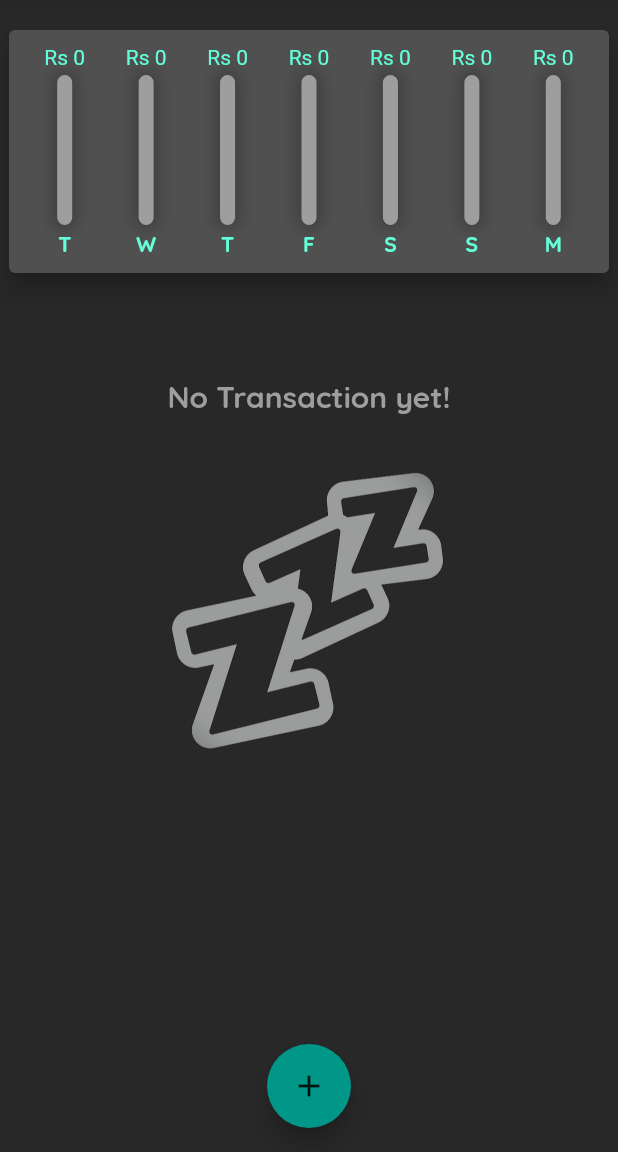
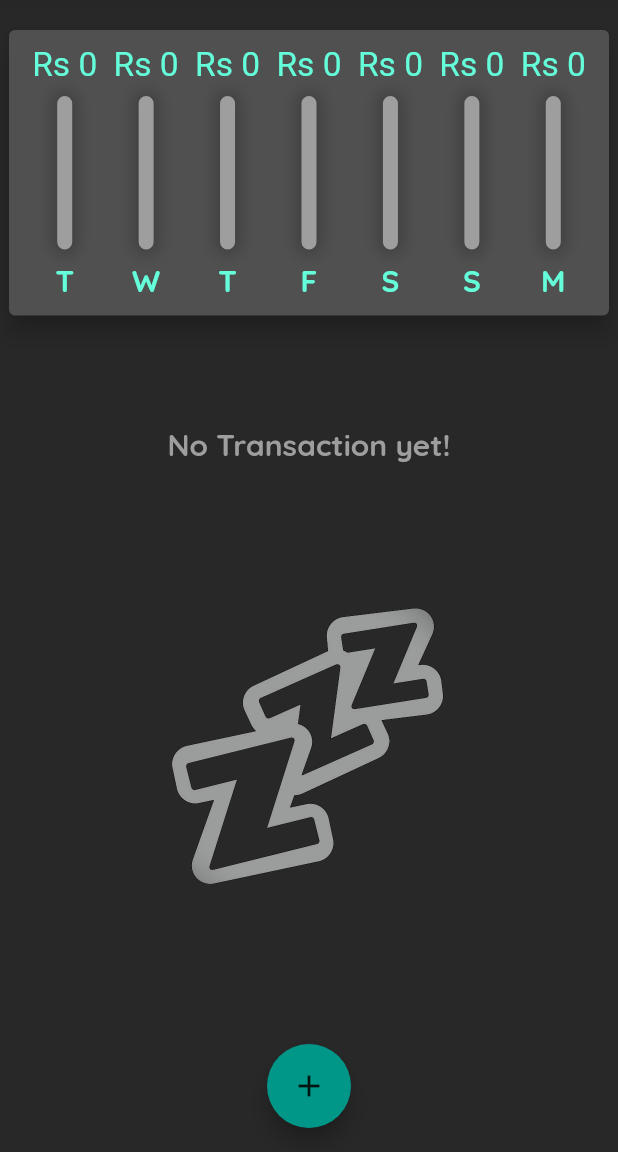
Before and after one commit to alwaysyash/Flutter-App-Budgety, a Flutter app: the screen it shows after launch, on a phone screen of 412 x 824 dp, the part 84-1236 px from its top. Run offline on Flutter 3.47's test engine with Material 2 defaults, Android fonts, the phone set to English and light mode, and no system bars; missing offline and left inert: dart:ffi.

Commit message:
Landscape optimisation, dynamic screen size calc

```diff
--- a/lib/main.dart
+++ b/lib/main.dart
@@ -1,7 +1,7 @@
-// ignore_for_file: prefer_const_constructors, unused_element, duplicate_ignore
+// ignore_for_file: prefer_const_constructors, unused_element, duplicate_ignore, sized_box_for_whitespace, prefer_const_literals_to_create_immutables
 
 // ignore: unused_import
-import 'package:intl/intl.dart';
+import 'package:flutter/services.dart';
 import './widgets/new_transaction.dart';
 import './widgets/transaction_list.dart';
 import 'package:flutter/material.dart';
@@ -10,6 +10,13 @@ import './models/transaction.dart';
 import './widgets/chart.dart';
 
 void main() {
+  //Lock Portrait
+
+  // WidgetsFlutterBinding.ensureInitialized();
+  // SystemChrome.setPreferredOrientations([
+  //   DeviceOrientation.portraitUp,
+  //   DeviceOrientation.portraitDown,
+  // ]);
   // ignore: prefer_const_constructors
   runApp(App());
 }
@@ -52,7 +59,8 @@ class _MyAppState extends State<MyApp> {
     //   date: DateTime.now(),
     // ),
   ];
-
+  // ignore: prefer_final_fields
+  bool _showChart = true;
   List<Transaction> get _recentTransactionsList {
 //where can be used in list to run a function on each element
     return _userTransaction.where((tx) {
@@ -104,9 +112,9 @@ class _MyAppState extends State<MyApp> {
   // This widget is the root of your application.
   @override
   Widget build(BuildContext context) {
-    return MaterialApp(
-      home: Scaffold(
-        appBar: AppBar(
+    final isLandscape =
+        MediaQuery.of(context).orientation == Orientation.landscape;
+    final appBar = AppBar(
       // backgroundColor: const Color.fromARGB(255, 0, 97, 89),
       backgroundColor: Colors.teal,
       foregroundColor: Colors.black54,
@@ -147,7 +155,18 @@ class _MyAppState extends State<MyApp> {
           ),
         ),
       ],
-        ),
+    );
+
+    final txListWidget = Container(
+      height: (MediaQuery.of(context).size.height -
+              appBar.preferredSize.height -
+              MediaQuery.of(context).padding.top) *
+          0.7,
+      child: TransactionList(_userTransaction, _deleteTransaction),
+    );
+    return MaterialApp(
+      home: Scaffold(
+        appBar: appBar,
         backgroundColor: Color.fromARGB(255, 40, 40, 40),
         body: SingleChildScrollView(
           //for keyboard warning
@@ -158,6 +177,31 @@ class _MyAppState extends State<MyApp> {
             crossAxisAlignment: CrossAxisAlignment.stretch,
             children: [
               // ignore: sized_box_for_whitespace
+              //special use of if statements in list if true then show else mon on in list of children
+              if (isLandscape)
+                Row(
+                  children: [
+                    Padding(
+                      padding: EdgeInsets.all(8.0),
+                      child: const Text(
+                        'Show Chart',
+                        style: TextStyle(color: Colors.grey),
+                      ),
+                    ),
+                    Switch(
+                      activeColor: Colors.tealAccent,
+                      value: _showChart,
+                      onChanged: (val) {
+                        setState(
+                          () {
+                            _showChart = val;
+                          },
+                        );
+                      },
+                    ),
+                  ],
+                ),
+              if (!isLandscape)
                 Container(
                   width: double.infinity,
                   child:
@@ -165,10 +209,37 @@ class _MyAppState extends State<MyApp> {
                       //Or can be wrapped in container which can determine its size
                       //Which is not true if wrapped in coloumn as coloumn depends on size of its child
                       //In column can use cross axis alignment as stretch
-                    Chart(_recentTransactionsList),
+                      // ignore: sized_box_for_whitespace
+
+                      Container(
+                          height: (MediaQuery.of(context).size.height -
+                                  appBar.preferredSize.height -
+                                  MediaQuery.of(context).padding.top) *
+                              0.3,
+                          child: Chart(_recentTransactionsList,
+                              appBar.preferredSize.height)),
                 ),
 
-              TransactionList(_userTransaction, _deleteTransaction),
+              // MediaQuery.of(context).padding.top is for status bar
+              //Deducting to remove general scrolling
+
+              if (!isLandscape) txListWidget,
+
+              if (isLandscape)
+                _showChart
+                    ? Container(
+                        width: double.infinity,
+                        child:
+                            // ignore: sized_box_for_whitespace
+                            Container(
+                                height: (MediaQuery.of(context).size.height -
+                                        appBar.preferredSize.height -
+                                        MediaQuery.of(context).padding.top) *
+                                    0.7,
+                                child: Chart(_recentTransactionsList,
+                                    appBar.preferredSize.height)),
+                      )
+                    : txListWidget,
             ],
           ),
         ),
--- a/lib/widgets/chart.dart
+++ b/lib/widgets/chart.dart
@@ -1,4 +1,4 @@
-// ignore_for_file: use_key_in_widget_constructors, prefer_const_constructors
+// ignore_for_file: use_key_in_widget_constructors, prefer_const_constructors, prefer_typing_uninitialized_variables
 
 // ignore: unused_import
 import 'dart:ffi';
@@ -10,8 +10,9 @@ import 'package:intl/intl.dart';
 
 class Chart extends StatelessWidget {
   final List<Transaction> recentTransactions;
+  final ht;
   // ignore: prefer_const_constructors_in_immutables
-  Chart(this.recentTransactions);
+  Chart(this.recentTransactions, this.ht);
 
   List<Map<String, dynamic>> get groupedTransactions {
     //dynamic instead of Object
@@ -48,6 +49,7 @@ class Chart extends StatelessWidget {
 
   @override
   Widget build(BuildContext context) {
+    // ignore: sized_box_for_whitespace
     return Card(
       color: const Color.fromARGB(255, 80, 80, 80),
       shadowColor: Color.fromARGB(255, 0, 0, 0),
@@ -65,6 +67,7 @@ class Chart extends StatelessWidget {
             return Flexible(
               fit: FlexFit.tight,
               child: ChartBar(
+                ht,
                 (data['day']) as String,
                 (data['amount']) as double,
                 totalSpending == 0.0
--- a/lib/widgets/chart_bar.dart
+++ b/lib/widgets/chart_bar.dart
@@ -1,4 +1,4 @@
-// ignore_for_file: use_key_in_widget_constructors, sized_box_for_whitespace, prefer_const_constructors, duplicate_ignore
+// ignore_for_file: use_key_in_widget_constructors, sized_box_for_whitespace, prefer_const_constructors, duplicate_ignore, prefer_typing_uninitialized_variables
 
 import 'package:flutter/material.dart';
 
@@ -6,25 +6,29 @@ class ChartBar extends StatelessWidget {
   final String label;
   final double spendingAmount;
   final double spendingPctOfTotal;
-
+  final ht;
   // ignore: prefer_const_constructors_in_immutables
-  ChartBar(this.label, this.spendingAmount, this.spendingPctOfTotal);
+  ChartBar(this.ht, this.label, this.spendingAmount, this.spendingPctOfTotal);
 
   @override
   Widget build(BuildContext context) {
+    return LayoutBuilder(builder: (context, constraints) {
       return Column(
         children: [
-        FittedBox(
+          Container(
+            height: constraints.maxHeight * 0.15,
+            child: FittedBox(
                 child: Text(
               'Rs ${spendingAmount.toStringAsFixed(0)}',
               style: TextStyle(color: Colors.tealAccent),
             )),
+          ),
           // ignore: prefer_const_constructors
           SizedBox(
-          height: 4,
+            height: constraints.maxHeight * 0.05,
           ),
           Container(
-          height: 100,
+            height: constraints.maxHeight * 0.6,
             width: 10,
             child: Stack(
               //used to place children overlapping each other
@@ -55,16 +59,22 @@ class ChartBar extends StatelessWidget {
             ),
           ),
           SizedBox(
-          height: 4,
+            height: constraints.maxHeight * 0.05,
           ),
-        Text(
+          Container(
+            height: constraints.maxHeight * 0.15,
+            child: FittedBox(
+              child: Text(
                 label,
                 style: TextStyle(
                     color: Colors.tealAccent,
                     fontFamily: 'Quicksand',
                     fontWeight: FontWeight.bold),
               ),
+            ),
+          ),
         ],
       );
+    });
   }
 }
--- a/lib/widgets/transaction_list.dart
+++ b/lib/widgets/transaction_list.dart
@@ -1,9 +1,10 @@
 //This is file for list widget
 //ListView.builder() first used here
 
-// ignore_for_file: use_key_in_widget_constructors
+// ignore_for_file: use_key_in_widget_constructors, sized_box_for_whitespace, duplicate_ignore
 
 import 'package:flutter/material.dart';
+import 'package:flutter/rendering.dart';
 import '../models/transaction.dart';
 
 import 'package:intl/intl.dart';
@@ -17,8 +18,7 @@ class TransactionList extends StatelessWidget {
   @override
   Widget build(BuildContext context) {
     // ignore: sized_box_for_whitespace
-    return Container(
-      height: 800,
+    return
         // child: SingleChildScrollView(
         //   child: Column(
         //colum size based on container
@@ -31,11 +31,12 @@ class TransactionList extends StatelessWidget {
 
         // children: //cant be used with builder
 
-      child: transactions.isEmpty
-          ? Column(
+        transactions.isEmpty
+            ? LayoutBuilder(builder: (context, constraints) {
+                return Column(
                   children: [
-                const SizedBox(
-                  height: 50,
+                    SizedBox(
+                      height: constraints.maxHeight * 0.1,
                     ),
                     const Text(
                       'No Transaction yet!',
@@ -45,18 +46,19 @@ class TransactionList extends StatelessWidget {
                           fontFamily: 'Quicksand',
                           fontWeight: FontWeight.bold),
                     ),
-                const SizedBox(
-                  height: 30,
+                    SizedBox(
+                      height: constraints.maxHeight * 0.05,
                     ),
                     SizedBox(
-                  height: 200,
+                      height: constraints.maxHeight * 0.6,
                       child: Image.asset(
                         'assets/ZZZ.png',
                         scale: 3,
                       ),
                     ),
                   ],
-            )
+                );
+              })
             : ListView.builder(
                 //builder function will be called by flutter for every item
                 itemBuilder: (context, index) {
@@ -150,7 +152,6 @@ class TransactionList extends StatelessWidget {
                 // transactions.map((tx) {
 
                 // }).toList(), //map list of transactions to widgets
-            ),
               );
   }
 }
```
Lines whose indentation alone changed are shown as unchanged.
